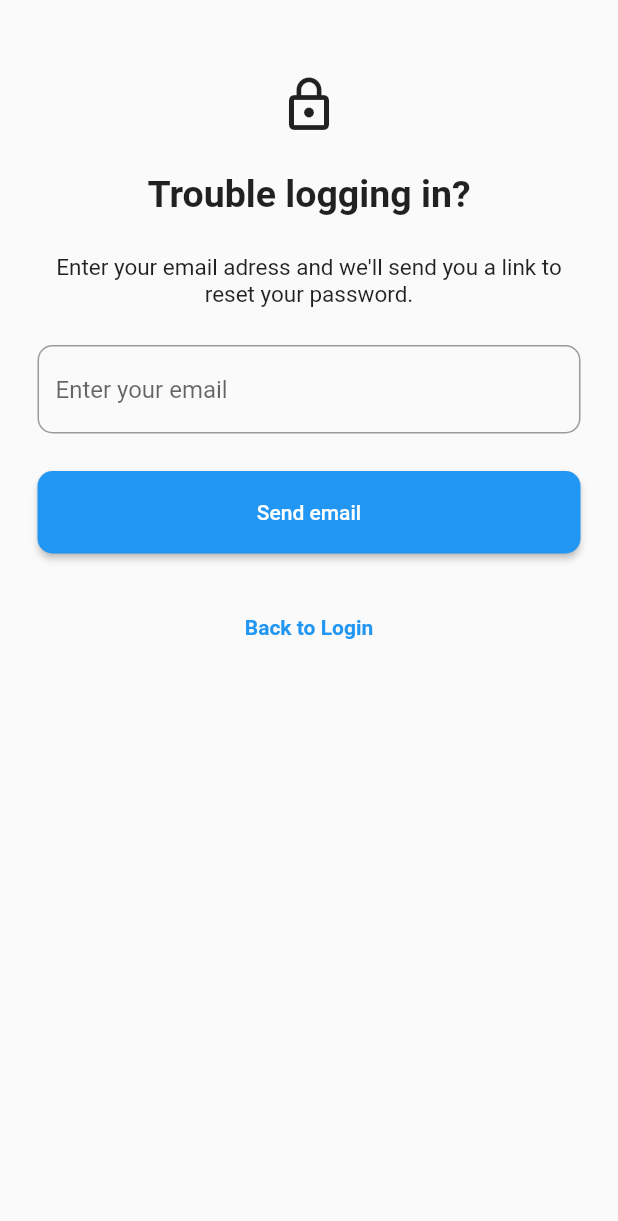
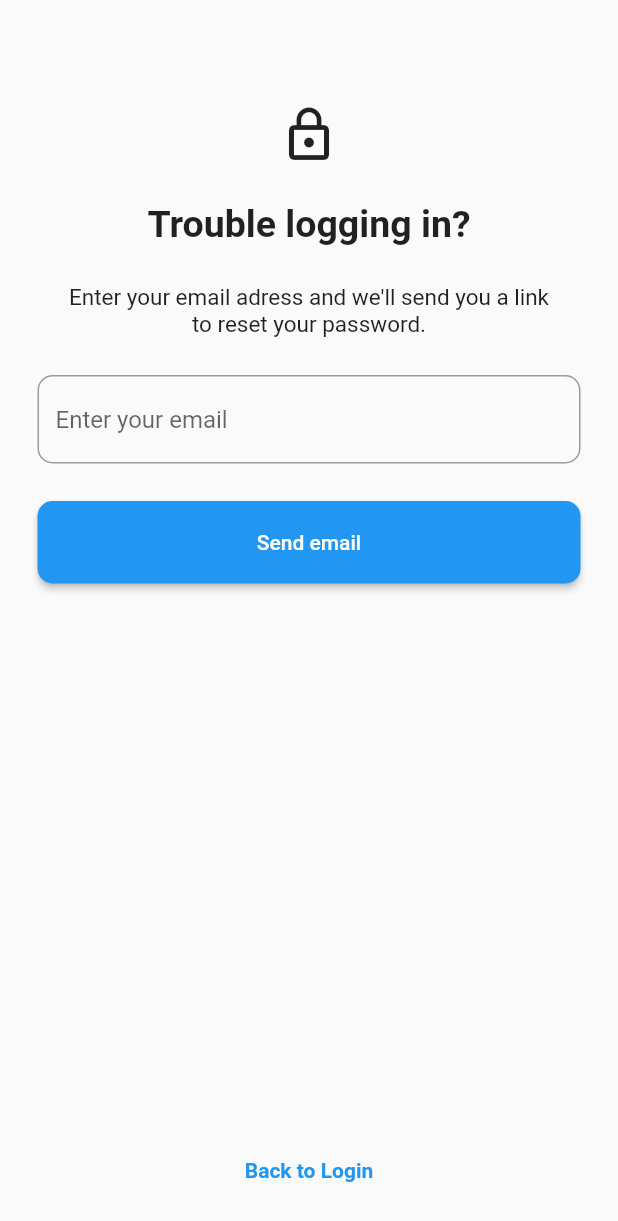
Before and after one commit to paubb/flutter_application_2, a Flutter app: the SignupPage screen opened by its route, after a tap on "Sign up", after a tap on "Sign in", after a tap on "Recover Password", on a phone screen of 412 x 824 dp. Shown: the top 1221 px of the screen. Run offline on Flutter 3.47's test engine with Material 2 defaults, Android fonts, the phone set to English and light mode, and no system bars; our stand-ins replace firebase_auth, firebase_core; accounts and stored records are empty.

```diff
--- a/lib/models/Firebase/fire_auth.dart
+++ b/lib/models/Firebase/fire_auth.dart
@@ -37,6 +37,7 @@ class FireAuth {
         status = 'The password provided is too weak.';
       } else
         status = 'An error occured. Please try again later.';
+      //status = e.code;
     } catch (e) {
       status = 'Unknown error.';
     }
@@ -63,6 +64,7 @@ class FireAuth {
         status = 'No user found for that email.';
       } else
         status = 'An error occured. Please try again later.';
+      //status = e.code;
     } catch (e) {
       status = 'Unknown error.';
     }
@@ -85,6 +87,7 @@ class FireAuth {
         status = 'No user found for that email.';
       } else
         status = 'An error occured. Please try again later.';
+      //status = e.code;
     } catch (e) {
       status = 'Unknown error.';
     }
--- a/lib/views/launch.dart
+++ b/lib/views/launch.dart
@@ -1,5 +1,5 @@
 import 'package:flutter/material.dart';
-import 'package:flutter_application_2/views/login.dart';
+import 'package:flutter_application_2/views/welcome.dart';
 import 'package:flutter_application_2/views/root.dart';
 
 import '../models/Firebase/fire_auth.dart';
@@ -56,7 +56,7 @@ class _LaunchPageState extends State<LaunchPage> {
         } else if (snapshot.hasData && (!snapshot.data.isAnonymous)) {
           return RootPage();
         }
-        return LoginPage();
+        return WelcomePage();
       },
     );
   }
--- a/lib/views/recover_pass.dart
+++ b/lib/views/recover_pass.dart
@@ -25,15 +25,16 @@ class _RecoverPassPageState extends State<RecoverPassPage> {
               ),
               child: IntrinsicHeight(
                 child: Padding(
-                  padding: EdgeInsets.all(25),
+                  padding: EdgeInsets.symmetric(horizontal: 25, vertical: 20),
                   child: Center(
                     child: Form(
                       key: _formKey,
                       child: Column(
                         children: <Widget>[
-                          Column(
+                          Expanded(
+                            child: Column(
                               children: [
-                              SizedBox(height: 25),
+                                SizedBox(height: 50),
                                 Icon(
                                   Icons.lock_outline,
                                   size: 40,
@@ -42,13 +43,18 @@ class _RecoverPassPageState extends State<RecoverPassPage> {
                                 Text(
                                   "Trouble logging in?",
                                   style: TextStyle(
-                                    fontWeight: FontWeight.bold, fontSize: 25),
+                                      fontWeight: FontWeight.bold,
+                                      fontSize: 25),
+                                  textAlign: TextAlign.center,
                                 ),
                                 SizedBox(height: 25),
-                              Text(
+                                Padding(
+                                  padding: EdgeInsets.symmetric(horizontal: 15),
+                                  child: Text(
                                     "Enter your email adress and we'll send you a link to reset your password.",
                                     style: TextStyle(fontSize: 15),
                                     textAlign: TextAlign.center,
+                                  ),
                                 ),
                                 SizedBox(height: 25),
                                 TextFormField(
@@ -72,7 +78,7 @@ class _RecoverPassPageState extends State<RecoverPassPage> {
                                   },
                                   autovalidateMode:
                                       AutovalidateMode.onUserInteraction,
-                                onChanged: (value) => _status = null,
+                                  onTap: () => _status = null,
                                 ),
                                 SizedBox(height: 25),
                                 ElevatedButton(
@@ -88,20 +94,26 @@ class _RecoverPassPageState extends State<RecoverPassPage> {
                                           await FireAuth.resetPassword(
                                               _email.text.trim());
                                       Navigator.pop(context);
+                                      // Unfocus text input
+                                      FocusManager.instance.primaryFocus
+                                          ?.unfocus();
+                                      setState(() {
                                         _status = status;
+                                      });
                                     }
                                   },
                                   child: Text('Send email'),
                                   style: ElevatedButton.styleFrom(
                                     shape: RoundedRectangleBorder(
-                                    borderRadius:
-                                        BorderRadius.circular(10), // <-- Radius
+                                      borderRadius: BorderRadius.circular(
+                                          10), // <-- Radius
                                     ),
                                     padding: const EdgeInsets.all(15),
                                     minimumSize: const Size.fromHeight(55),
                                   ),
                                 ),
-                              SizedBox(height: 25),
+                                SizedBox(height: 15),
+                                Spacer(),
                                 TextButton(
                                   onPressed: () async {
                                     Navigator.pop(context);
@@ -114,6 +126,7 @@ class _RecoverPassPageState extends State<RecoverPassPage> {
                                   ),
                                 ),
                               ],
+                            ),
                           ),
                         ],
                       ),
--- a/lib/views/signin.dart
+++ b/lib/views/signin.dart
@@ -28,24 +28,31 @@ class _SigninPageState extends State<SigninPage> {
               ),
               child: IntrinsicHeight(
                 child: Padding(
-                  padding: EdgeInsets.all(25),
+                  padding: EdgeInsets.symmetric(horizontal: 25, vertical: 20),
                   child: Center(
                     child: Form(
                       key: _formKey,
                       child: Column(
                         children: <Widget>[
-                          Column(
+                          Expanded(
+                            child: Column(
                               children: [
-                              SizedBox(height: 25),
+                                SizedBox(height: 50),
                                 Text(
                                   "Hello Again!",
                                   style: TextStyle(
-                                    fontWeight: FontWeight.bold, fontSize: 25),
+                                      fontWeight: FontWeight.bold,
+                                      fontSize: 25),
+                                  textAlign: TextAlign.center,
                                 ),
                                 SizedBox(height: 25),
-                              Text(
+                                Padding(
+                                  padding: EdgeInsets.symmetric(horizontal: 15),
+                                  child: Text(
                                     "Wellcome back you've been missed!",
                                     style: TextStyle(fontSize: 15),
+                                    textAlign: TextAlign.center,
+                                  ),
                                 ),
                                 SizedBox(height: 25),
                                 TextFormField(
@@ -69,12 +76,12 @@ class _SigninPageState extends State<SigninPage> {
                                   },
                                   autovalidateMode:
                                       AutovalidateMode.onUserInteraction,
-                                onChanged: (value) => _status = null,
+                                  onTap: () => _status = null,
                                 ),
                                 SizedBox(height: 25),
                                 TextFormField(
                                   textInputAction: TextInputAction.done,
-                                obscureText: true,
+                                  obscureText: _isObscure,
                                   controller: _password,
                                   decoration: InputDecoration(
                                     hintText: "Password",
@@ -108,6 +115,7 @@ class _SigninPageState extends State<SigninPage> {
                                   },
                                   autovalidateMode:
                                       AutovalidateMode.onUserInteraction,
+                                  onTap: () => _status = null,
                                 ),
                                 SizedBox(height: 10),
                                 Align(
@@ -136,30 +144,37 @@ class _SigninPageState extends State<SigninPage> {
                                             child: CircularProgressIndicator()),
                                       );
 
-                                    String status =
-                                        await FireAuth.signInUsingEmailPassword(
-                                            _email.text.trim(), _password.text);
+                                      String status = await FireAuth
+                                          .signInUsingEmailPassword(
+                                              _email.text.trim(),
+                                              _password.text);
+                                      // Unfocus text input
+                                      FocusManager.instance.primaryFocus
+                                          ?.unfocus();
                                       // Pop loading Dialog
                                       Navigator.pop(context);
                                       if (status == 'Success') {
                                         // Pop Signin Page
                                         Navigator.pop(context);
                                       } else {
+                                        setState(() {
                                           _status = status;
+                                        });
                                       }
                                     }
                                   },
                                   child: Text('Sign in'),
                                   style: ElevatedButton.styleFrom(
                                     shape: RoundedRectangleBorder(
-                                    borderRadius:
-                                        BorderRadius.circular(10), // <-- Radius
+                                      borderRadius: BorderRadius.circular(
+                                          10), // <-- Radius
                                     ),
                                     padding: const EdgeInsets.all(15),
                                     minimumSize: const Size.fromHeight(55),
                                   ),
                                 ),
-                              SizedBox(height: 25),
+                                SizedBox(height: 15),
+                                Spacer(),
                                 Row(
                                   mainAxisAlignment: MainAxisAlignment.center,
                                   children: [
@@ -180,6 +195,7 @@ class _SigninPageState extends State<SigninPage> {
                                 ),
                               ],
                             ),
+                          ),
                         ],
                       ),
                     ),
--- a/lib/views/signup.dart
+++ b/lib/views/signup.dart
@@ -29,24 +29,31 @@ class _SignupPageState extends State<SignupPage> {
               ),
               child: IntrinsicHeight(
                 child: Padding(
-                  padding: EdgeInsets.all(25),
+                  padding: EdgeInsets.symmetric(horizontal: 25, vertical: 20),
                   child: Center(
                     child: Form(
                       key: _formKey,
                       child: Column(
                         children: <Widget>[
-                          Column(
+                          Expanded(
+                            child: Column(
                               children: [
-                              SizedBox(height: 25),
+                                SizedBox(height: 50),
                                 Text(
                                   "Hello!",
                                   style: TextStyle(
-                                    fontWeight: FontWeight.bold, fontSize: 25),
+                                      fontWeight: FontWeight.bold,
+                                      fontSize: 25),
+                                  textAlign: TextAlign.center,
                                 ),
                                 SizedBox(height: 25),
-                              Text(
+                                Padding(
+                                  padding: EdgeInsets.symmetric(horizontal: 15),
+                                  child: Text(
                                     "Create an account and start using the application",
                                     style: TextStyle(fontSize: 15),
+                                    textAlign: TextAlign.center,
+                                  ),
                                 ),
                                 SizedBox(height: 25),
                                 TextFormField(
@@ -67,6 +74,7 @@ class _SignupPageState extends State<SignupPage> {
                                   },
                                   autovalidateMode:
                                       AutovalidateMode.onUserInteraction,
+                                  onTap: () => _status = null,
                                 ),
                                 SizedBox(height: 25),
                                 TextFormField(
@@ -90,7 +98,7 @@ class _SignupPageState extends State<SignupPage> {
                                   },
                                   autovalidateMode:
                                       AutovalidateMode.onUserInteraction,
-                                onChanged: (value) => _status = null,
+                                  onTap: () => _status = null,
                                 ),
                                 SizedBox(height: 25),
                                 TextFormField(
@@ -129,6 +137,7 @@ class _SignupPageState extends State<SignupPage> {
                                   },
                                   autovalidateMode:
                                       AutovalidateMode.onUserInteraction,
+                                  onTap: () => _status = null,
                                 ),
                                 SizedBox(height: 25),
                                 ElevatedButton(
@@ -145,27 +154,33 @@ class _SignupPageState extends State<SignupPage> {
                                               _username.text.trim(),
                                               _email.text.trim(),
                                               _password.text);
+                                      // Unfocus text input
+                                      FocusManager.instance.primaryFocus
+                                          ?.unfocus();
                                       // Pop loading Dialog
                                       Navigator.pop(context);
                                       if (status == 'Success') {
                                         // Pop Signup Page
                                         Navigator.pop(context);
                                       } else {
+                                        setState(() {
                                           _status = status;
+                                        });
                                       }
                                     }
                                   },
                                   child: Text('Sign up'),
                                   style: ElevatedButton.styleFrom(
                                     shape: RoundedRectangleBorder(
-                                    borderRadius:
-                                        BorderRadius.circular(10), // <-- Radius
+                                      borderRadius: BorderRadius.circular(
+                                          10), // <-- Radius
                                     ),
                                     padding: const EdgeInsets.all(15),
                                     minimumSize: const Size.fromHeight(55),
                                   ),
                                 ),
-                              SizedBox(height: 25),
+                                SizedBox(height: 15),
+                                Spacer(),
                                 Row(
                                   mainAxisAlignment: MainAxisAlignment.center,
                                   children: [
@@ -186,6 +201,7 @@ class _SignupPageState extends State<SignupPage> {
                                 ),
                               ],
                             ),
+                          ),
                         ],
                       ),
                     ),
```
Also changed, not shown: lib/views/welcome.dart (renamed from lib/views/login.dart, +4 -4 lines). Lines whose indentation alone changed are shown as unchanged.
